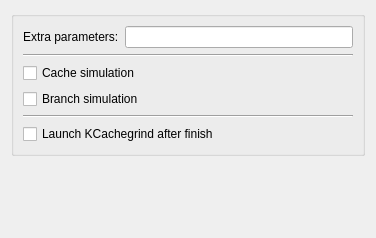
KDE/kdev-valgrind, file tools/callgrind/configpage.ui: the form before one commit.
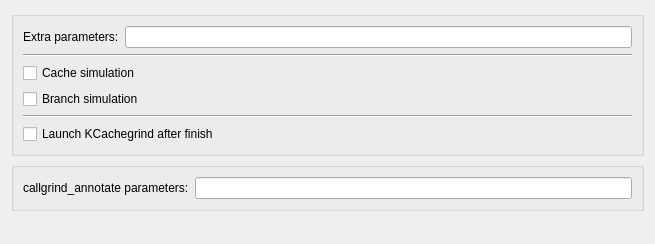
The form after the commit.

Commit message: Add settings for callgrind_annotate arguments

```diff
--- a/tools/callgrind/configpage.ui
+++ b/tools/callgrind/configpage.ui
@@ -6,12 +6,12 @@
    <rect>
     <x>0</x>
     <y>0</y>
-    <width>376</width>
-    <height>238</height>
+    <width>655</width>
+    <height>244</height>
    </rect>
   </property>
   <layout class="QGridLayout" name="gridLayout_2">
-   <item row="1" column="0">
+   <item row="2" column="0">
     <spacer name="verticalSpacer">
      <property name="orientation">
       <enum>Qt::Vertical</enum>
@@ -91,6 +91,25 @@
      </layout>
     </widget>
    </item>
+   <item row="1" column="0">
+    <widget class="QGroupBox" name="groupBox">
+     <property name="title">
+      <string/>
+     </property>
+     <layout class="QFormLayout" name="formLayout">
+      <item row="0" column="0">
+       <widget class="QLabel" name="label">
+        <property name="text">
+         <string>callgrind_annotate parameters:</string>
+        </property>
+       </widget>
+      </item>
+      <item row="0" column="1">
+       <widget class="QLineEdit" name="callgrindAnnotateParameters"/>
+      </item>
+     </layout>
+    </widget>
+   </item>
   </layout>
  </widget>
  <resources/>
```
Left out of the diff: 7 changed lines with no effect on the pictures. The commit also changes 5 other files.
